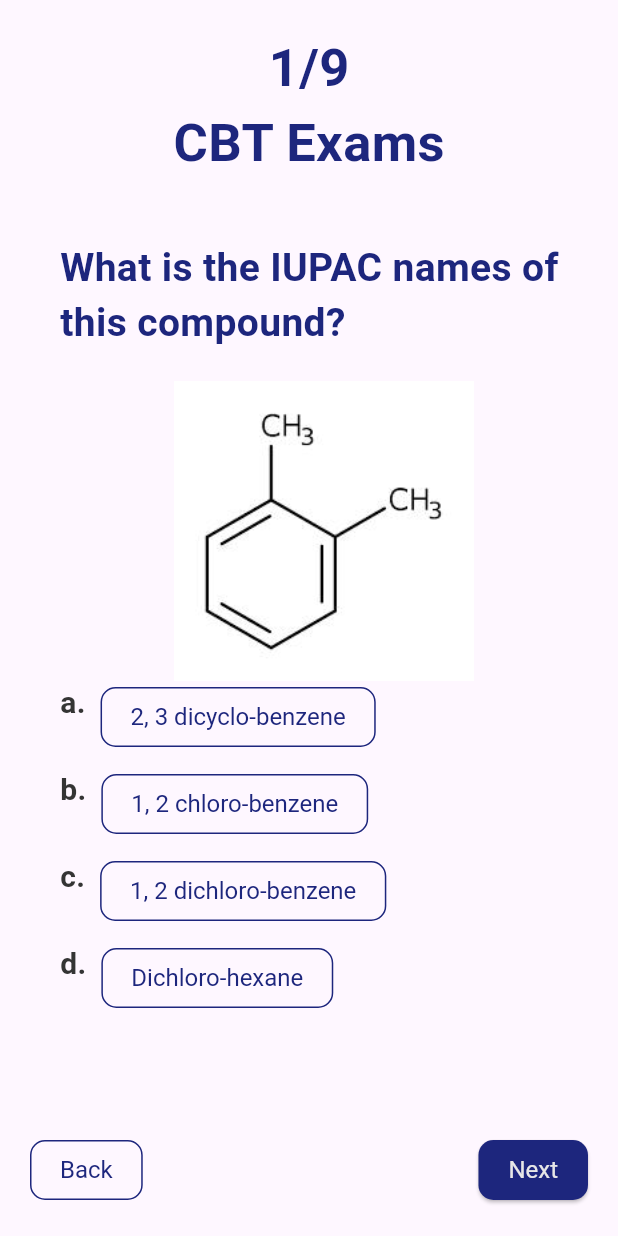
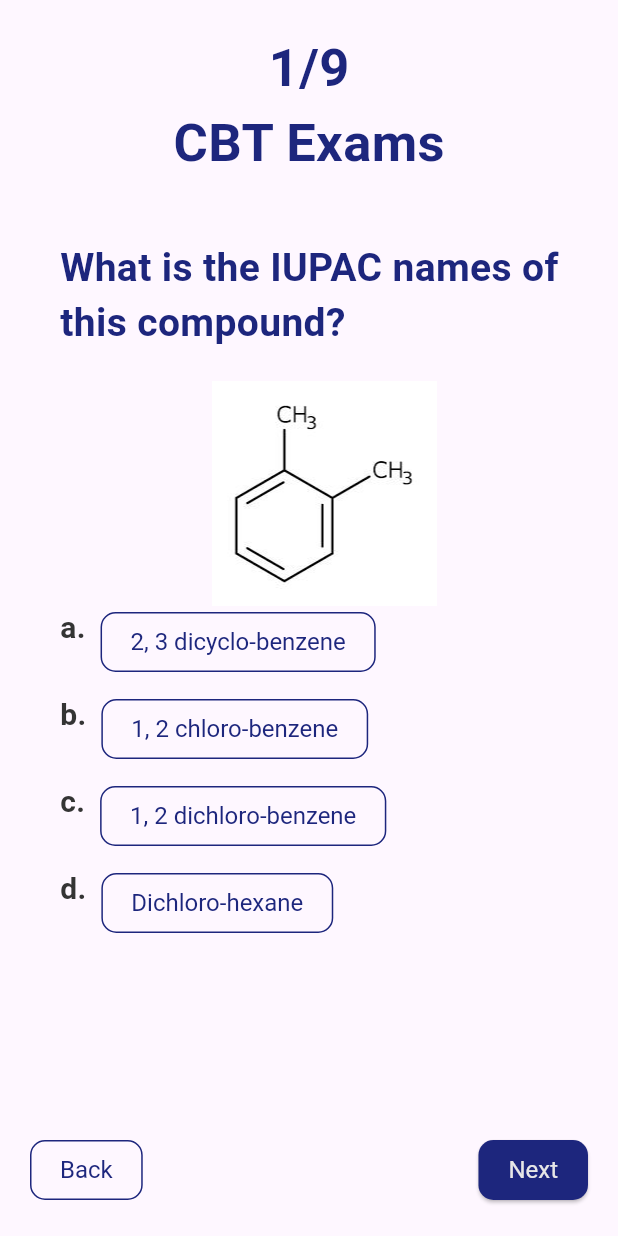
Before and after one commit to Adzumr/Jameel-CBT, a Flutter app: the ExamsScreen screen opened by its route, swiped to page 5, on a phone screen of 412 x 824 dp. Run offline on Flutter 3.47's test engine with Material 2 defaults, Android fonts, the light colour scheme and no system bars; our stand-ins replace get, google_fonts.

Commit message:
Update exam_screen.dart

```diff
--- a/lib/view/screens/exam_screen.dart
+++ b/lib/view/screens/exam_screen.dart
@@ -29,28 +29,20 @@ class _ExamsScreenState extends State<ExamsScreen> {
   Widget build(BuildContext context) {
     return Scaffold(
       body: SafeArea(
-        child: FutureBuilder(
-          future: getData(),
-          builder: (BuildContext context, AsyncSnapshot snapshot) {
-            if (snapshot.connectionState == ConnectionState.waiting) {
-              return const Center(
-                child: CircularProgressIndicator.adaptive(),
-              );
-            } else {
-              return PageView.builder(
+        child: PageView.builder(
           controller: pageController,
           physics: const NeverScrollableScrollPhysics(),
           allowImplicitScrolling: false,
           onPageChanged: (value) {
             selectedOption.value = null;
+            debugPrint("Page Changed: $value");
           },
           itemCount: DataHelper.jameelQuestions.length,
           itemBuilder: (context, index) {
             final question = DataHelper.jameelQuestions[index];
 
             /// Jameel CBT
-                  return Expanded(
-                    child: Container(
+            return Container(
               padding: const EdgeInsets.all(20.0),
               child: Column(
                 crossAxisAlignment: CrossAxisAlignment.stretch,
@@ -70,15 +62,14 @@ class _ExamsScreenState extends State<ExamsScreen> {
                   const SizedBox(height: 40),
                   ValueListenableBuilder(
                     valueListenable: selectedOption,
-                            builder: (BuildContext context, dynamic value,
-                                Widget? child) {
+                    builder:
+                        (BuildContext context, dynamic value, Widget? child) {
                       return Expanded(
                         child: SingleChildScrollView(
                           child: Padding(
                             padding: const EdgeInsets.only(left: 20),
                             child: Column(
-                                      crossAxisAlignment:
-                                          CrossAxisAlignment.center,
+                              crossAxisAlignment: CrossAxisAlignment.center,
                               children: [
                                 Text(
                                   "${question.question}",
@@ -88,38 +79,33 @@ class _ExamsScreenState extends State<ExamsScreen> {
                                 question.isImage != null
                                     ? Image.asset(
                                         question.isImage!,
-                                                height: 200,
-                                                width: 200,
+                                        height: 150,
+                                        width: 150,
                                         fit: BoxFit.contain,
                                       )
                                     : const SizedBox.shrink(),
                                 Row(
-                                          crossAxisAlignment:
-                                              CrossAxisAlignment.start,
-                                          mainAxisAlignment:
-                                              MainAxisAlignment.start,
+                                  crossAxisAlignment: CrossAxisAlignment.start,
+                                  mainAxisAlignment: MainAxisAlignment.start,
                                   children: [
                                     Text(
                                       "a.",
-                                              style:
-                                                  AppFonts.bodyStyle.copyWith(
+                                      style: AppFonts.bodyStyle.copyWith(
                                         fontWeight: FontWeight.bold,
                                       ),
                                     ),
                                     const SizedBox(width: 10),
                                     AppTextButton(
-                                              title: question
-                                                  .options![0].capitalizeFirst,
-                                              backgroundColor:
-                                                  selectedOption.value ==
-                                                          Options.a
-                                                      ? AppColors.purpleBlue
-                                                          .withOpacity(.5)
+                                      title:
+                                          question.options![0].capitalizeFirst,
+                                      backgroundColor: value == Options.a
+                                          ? AppColors.purpleBlue.withOpacity(.5)
                                           : Colors.transparent,
-                                              onPressed: () async {
+                                      onPressed: value != null
+                                          ? null
+                                          : () async {
                                               questionController.checkAns(
-                                                  questionAnswer:
-                                                      question.answer,
+                                                questionAnswer: question.answer,
                                                 selectedAns:
                                                     question.options![0],
                                               );
@@ -129,32 +115,27 @@ class _ExamsScreenState extends State<ExamsScreen> {
                                 ),
                                 const SizedBox(height: 10),
                                 Row(
-                                          crossAxisAlignment:
-                                              CrossAxisAlignment.start,
-                                          mainAxisAlignment:
-                                              MainAxisAlignment.start,
+                                  crossAxisAlignment: CrossAxisAlignment.start,
+                                  mainAxisAlignment: MainAxisAlignment.start,
                                   children: [
                                     Text(
                                       "b.",
-                                              style:
-                                                  AppFonts.bodyStyle.copyWith(
+                                      style: AppFonts.bodyStyle.copyWith(
                                         fontWeight: FontWeight.bold,
                                       ),
                                     ),
                                     const SizedBox(width: 10),
                                     AppTextButton(
-                                              title: question
-                                                  .options![1].capitalizeFirst,
-                                              backgroundColor:
-                                                  selectedOption.value ==
-                                                          Options.b
-                                                      ? AppColors.purpleBlue
-                                                          .withOpacity(.5)
+                                      title:
+                                          question.options![1].capitalizeFirst,
+                                      backgroundColor: value == Options.b
+                                          ? AppColors.purpleBlue.withOpacity(.5)
                                           : Colors.transparent,
-                                              onPressed: () {
+                                      onPressed: value != null
+                                          ? null
+                                          : () {
                                               questionController.checkAns(
-                                                  questionAnswer:
-                                                      question.answer,
+                                                questionAnswer: question.answer,
                                                 selectedAns:
                                                     question.options![1],
                                               );
@@ -164,32 +145,27 @@ class _ExamsScreenState extends State<ExamsScreen> {
                                 ),
                                 const SizedBox(height: 10),
                                 Row(
-                                          crossAxisAlignment:
-                                              CrossAxisAlignment.start,
-                                          mainAxisAlignment:
-                                              MainAxisAlignment.start,
+                                  crossAxisAlignment: CrossAxisAlignment.start,
+                                  mainAxisAlignment: MainAxisAlignment.start,
                                   children: [
                                     Text(
                                       "c.",
-                                              style:
-                                                  AppFonts.bodyStyle.copyWith(
+                                      style: AppFonts.bodyStyle.copyWith(
                                         fontWeight: FontWeight.bold,
                                       ),
                                     ),
                                     const SizedBox(width: 10),
                                     AppTextButton(
-                                              title: question
-                                                  .options![2].capitalizeFirst,
-                                              backgroundColor:
-                                                  selectedOption.value ==
-                                                          Options.c
-                                                      ? AppColors.purpleBlue
-                                                          .withOpacity(.5)
+                                      title:
+                                          question.options![2].capitalizeFirst,
+                                      backgroundColor: value == Options.c
+                                          ? AppColors.purpleBlue.withOpacity(.5)
                                           : Colors.transparent,
-                                              onPressed: () {
+                                      onPressed: value != null
+                                          ? null
+                                          : () {
                                               questionController.checkAns(
-                                                  questionAnswer:
-                                                      question.answer,
+                                                questionAnswer: question.answer,
                                                 selectedAns:
                                                     question.options![2],
                                               );
@@ -199,32 +175,27 @@ class _ExamsScreenState extends State<ExamsScreen> {
                                 ),
                                 const SizedBox(height: 10),
                                 Row(
-                                          crossAxisAlignment:
-                                              CrossAxisAlignment.start,
-                                          mainAxisAlignment:
-                                              MainAxisAlignment.start,
+                                  crossAxisAlignment: CrossAxisAlignment.start,
+                                  mainAxisAlignment: MainAxisAlignment.start,
                                   children: [
                                     Text(
                                       "d.",
-                                              style:
-                                                  AppFonts.bodyStyle.copyWith(
+                                      style: AppFonts.bodyStyle.copyWith(
                                         fontWeight: FontWeight.bold,
                                       ),
                                     ),
                                     const SizedBox(width: 10),
                                     AppTextButton(
-                                              title: question
-                                                  .options![3].capitalizeFirst,
-                                              backgroundColor:
-                                                  selectedOption.value ==
-                                                          Options.d
-                                                      ? AppColors.purpleBlue
-                                                          .withOpacity(.5)
+                                      title:
+                                          question.options![3].capitalizeFirst,
+                                      backgroundColor: value == Options.d
+                                          ? AppColors.purpleBlue.withOpacity(.5)
                                           : Colors.transparent,
-                                              onPressed: () async {
+                                      onPressed: value != null
+                                          ? null
+                                          : () async {
                                               questionController.checkAns(
-                                                  questionAnswer:
-                                                      question.answer,
+                                                questionAnswer: question.answer,
                                                 selectedAns:
                                                     question.options![3],
                                               );
@@ -257,8 +228,7 @@ class _ExamsScreenState extends State<ExamsScreen> {
                           questionController.incrementCounter();
                           questionController.questionCount! ==
                                   DataHelper.jameelQuestions.length
-                                      ? Get.to(
-                                          Get.toNamed(AppRouteNames.result))
+                              ? Get.to(Get.toNamed(AppRouteNames.result))
                               : pageController.nextPage(
                                   duration: const Duration(
                                     milliseconds: 400,
@@ -271,11 +241,7 @@ class _ExamsScreenState extends State<ExamsScreen> {
                   ),
                 ],
               ),
-                    ),
             );
-                },
-              );
-            }
           },
         ),
       ),
```
Lines whose indentation alone changed are shown as unchanged.
